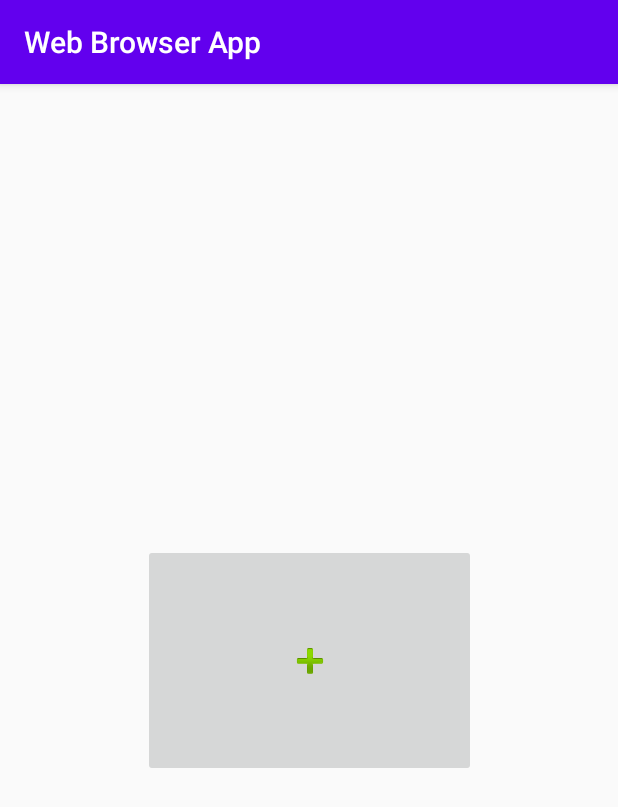
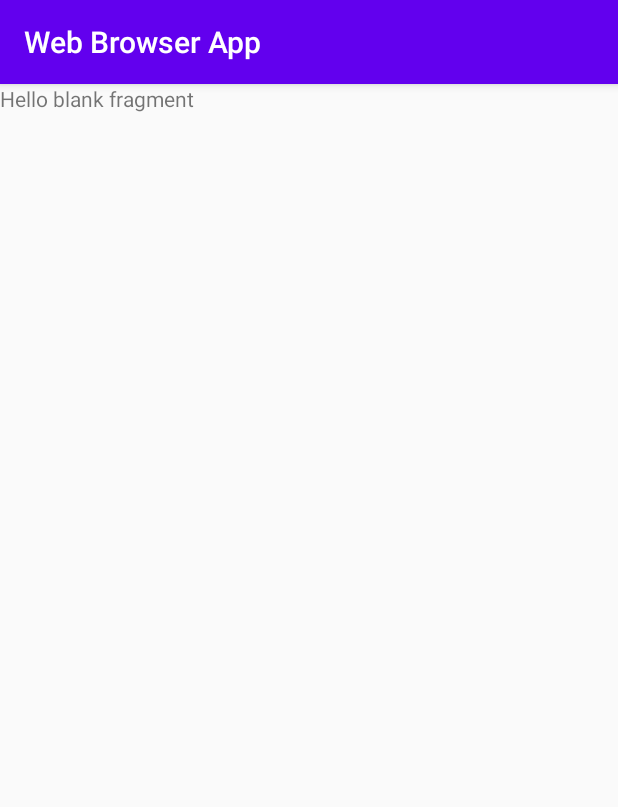
Before and after one commit to Terence21/Lab5-WebBrowser-cis3515, an Android app: the fragment PageListFragment shown on its own in the app's theme, on a phone screen of 412 x 824 dp. Shown: the top 807 px of the screen. Run offline under Robolectric (Android 15) with nearby library versions, the phone set to English and light mode, and no system bars.

Commit message:
added adapter and callback methods on new fragments

```diff
--- a/app/src/main/java/temple/edu/webBrowserApp/fragment_browser_control.java
+++ b/app/src/main/java/temple/edu/webBrowserApp/PageListFragment.java
@@ -1,27 +1,33 @@
 package temple.edu.webBrowserApp;
 
 import android.os.Bundle;
-import android.widget.ImageButton;
 import androidx.fragment.app.Fragment;
 import android.view.LayoutInflater;
 import android.view.View;
 import android.view.ViewGroup;
 
+/**
+ * A simple {@link Fragment} subclass.
+ * Use the {@link PageListFragment#newInstance} factory method to
+ * create an instance of this fragment.
+ */
+public class PageListFragment extends Fragment {
 
-public class fragment_browser_control extends Fragment {
 
-    ImageButton pageButton;
-
-    public fragment_browser_control() {
+    public PageListFragment() {
         // Required empty public constructor
     }
 
+    public static PageListFragment newInstance(String param1, String param2) {
+        PageListFragment fragment = new PageListFragment();
+        Bundle args = new Bundle();
+        return fragment;
+    }
 
     @Override
     public void onCreate(Bundle savedInstanceState) {
         super.onCreate(savedInstanceState);
         if (getArguments() != null) {
-
         }
     }
 
@@ -29,8 +35,6 @@ public class fragment_browser_control extends Fragment {
     public View onCreateView(LayoutInflater inflater, ViewGroup container,
                              Bundle savedInstanceState) {
         // Inflate the layout for this fragment
-        View view = inflater.inflate(R.layout.fragment_browser_control, container, false);
-
-        return view;
+        return inflater.inflate(R.layout.fragment_page_list, container, false);
     }
 }
--- a/app/src/main/res/layout-land/activity_main.xml
+++ b/app/src/main/res/layout-land/activity_main.xml
@@ -8,14 +8,14 @@
             android:layout_width="352dp"
             android:layout_height="94dp"
             android:id="@+id/browser_control" app:layout_constraintTop_toBottomOf="@+id/page_control"
-            app:layout_constraintStart_toStartOf="parent" app:layout_constraintEnd_toStartOf="@+id/page_viewer"
+            app:layout_constraintStart_toStartOf="parent" app:layout_constraintEnd_toStartOf="@+id/page_display"
     >
 
     </FrameLayout>
     <FrameLayout
             android:layout_width="377dp"
             android:layout_height="301dp"
-            android:id="@+id/page_viewer" app:layout_constraintEnd_toEndOf="parent"
+            android:id="@+id/page_display" app:layout_constraintEnd_toEndOf="parent"
             app:layout_constraintBottom_toBottomOf="parent" app:layout_constraintTop_toBottomOf="@+id/page_control">
 
     </FrameLayout>
@@ -24,7 +24,7 @@
             android:layout_height="205dp"
             android:id="@+id/page_list" app:layout_constraintStart_toStartOf="parent"
             app:layout_constraintTop_toBottomOf="@+id/browser_control"
-            app:layout_constraintEnd_toStartOf="@+id/page_viewer" app:layout_constraintHorizontal_bias="0.0"
+            app:layout_constraintEnd_toStartOf="@+id/page_display" app:layout_constraintHorizontal_bias="0.0"
             app:layout_constraintBottom_toBottomOf="parent">
 
     </FrameLayout>
--- a/app/src/main/res/layout-land/fragment_browser_control.xml
+++ b/app/src/main/res/layout-land/fragment_browser_control.xml
@@ -3,7 +3,7 @@
              xmlns:app="http://schemas.android.com/apk/res-auto" xmlns:tools="http://schemas.android.com/tools"
              android:layout_width="match_parent"
              android:layout_height="match_parent"
-             tools:context=".fragment_browser_control">
+             tools:context=".BrowserControlFragment">
 
     <!-- TODO: Update blank fragment layout -->
     <ImageButton
--- a/app/src/main/res/layout/fragment_browser_control.xml
+++ b/app/src/main/res/layout/fragment_browser_control.xml
@@ -3,7 +3,7 @@
              xmlns:app="http://schemas.android.com/apk/res-auto" xmlns:tools="http://schemas.android.com/tools"
              android:layout_width="match_parent"
              android:layout_height="match_parent"
-             tools:context=".fragment_browser_control">
+             tools:context=".BrowserControlFragment">
 
     <!-- TODO: Update blank fragment layout -->
     <ImageButton
--- /dev/null
+++ b/app/src/main/res/layout/fragment_page_list.xml
@@ -0,0 +1,14 @@
+<?xml version="1.0" encoding="utf-8"?>
+<FrameLayout xmlns:android="http://schemas.android.com/apk/res/android"
+             xmlns:tools="http://schemas.android.com/tools"
+             android:layout_width="match_parent"
+             android:layout_height="match_parent"
+             tools:context=".PageListFragment">
+
+    <!-- TODO: Update blank fragment layout -->
+    <TextView
+            android:layout_width="match_parent"
+            android:layout_height="match_parent"
+            android:text="@string/hello_blank_fragment"/>
+
+</FrameLayout>
```
Also changed, not shown: app/src/main/java/temple/edu/webBrowserApp/BrowserActivity.java (+12 -10 lines), app/src/main/java/temple/edu/webBrowserApp/BrowserControlFragment.java (added, +59 -0 lines), app/src/main/java/temple/edu/webBrowserApp/PageAdapter.java (added, +39 -0 lines), app/src/main/java/temple/edu/webBrowserApp/PagerFragment.java (added, +49 -0 lines), app/src/main/res/layout/activity_main.xml (+14 -13 lines).
